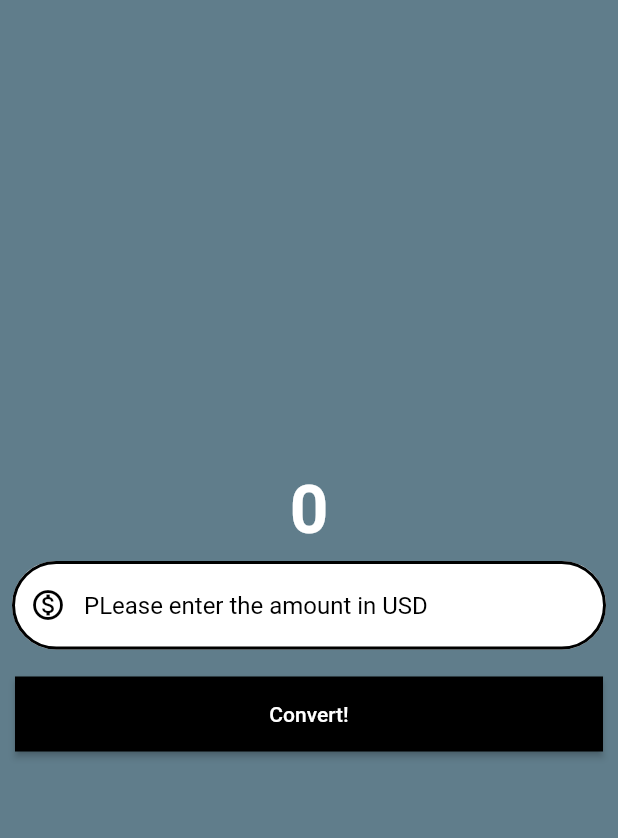
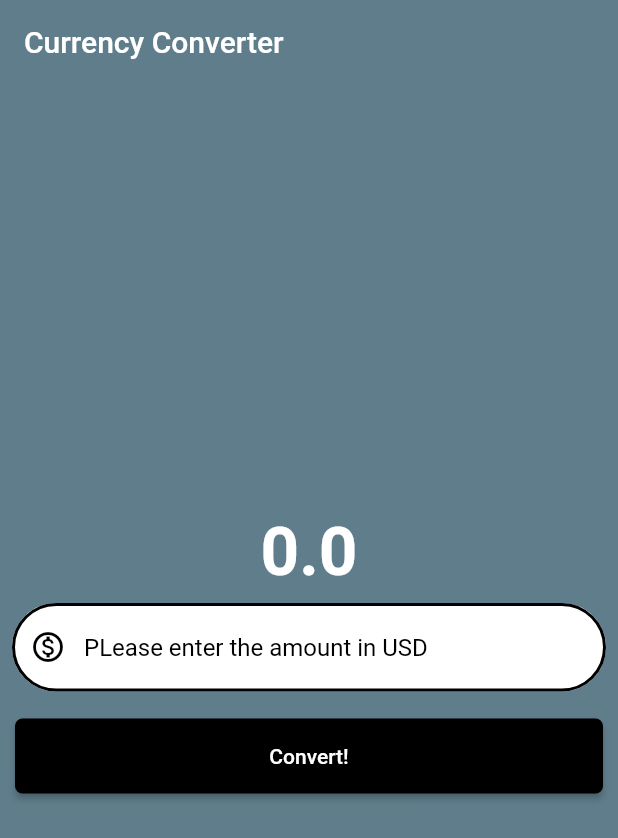
Before and after one commit to KHALEDKHLYAN/Flutter_zero_to_Hero, a Flutter app: the screen it shows after launch, on a phone screen of 412 x 824 dp. Shown: the top 838 px of the screen. Run offline on Flutter 3.47's test engine with Material 2 defaults, Android fonts, the phone set to English and light mode, and no system bars.

Commit message:
currency converter

```diff
--- a/lib/home.dart
+++ b/lib/home.dart
@@ -5,6 +5,8 @@ class Home extends StatelessWidget {
 
   @override
   Widget build(BuildContext context) {
+    final TextEditingController textEditingController = TextEditingController();
+    double result = 0;
     final border = OutlineInputBorder(
       //Color(0xAARRGGBB)
       borderSide: const BorderSide(
@@ -16,13 +18,20 @@ class Home extends StatelessWidget {
 
     return Scaffold(
       backgroundColor: Colors.blueGrey,
+      appBar: AppBar(
+        backgroundColor: Colors.blueGrey,
+        elevation: 0,
+        title: const Text('Currency Converter'),
+        // centerTitle: true,
+        // actions: [],
+      ),
       body: Center(
         child: Column(
           mainAxisAlignment: MainAxisAlignment.center,
           children: [
-            const Text(
-              '0',
-              style: TextStyle(
+             Text(
+              result.toString(),
+              style: const TextStyle(
                 fontSize: 45,
                 fontWeight: FontWeight.bold,
                 color: Color.fromARGB(255, 255, 255, 255),
@@ -31,6 +40,7 @@ class Home extends StatelessWidget {
             Padding(
               padding: const EdgeInsets.all(8.0),
               child: TextField(
+                controller: textEditingController,
                 // obscureText: false,
                 style: const TextStyle(
                   color: Colors.black,
@@ -56,15 +66,15 @@ class Home extends StatelessWidget {
             Padding(
               padding: const EdgeInsets.all(10.0),
               child: ElevatedButton(
-                onPressed: () {},
-                style: const ButtonStyle(
-                  backgroundColor: MaterialStatePropertyAll(Colors.black),
-                  foregroundColor: MaterialStatePropertyAll(Colors.white),
-                  minimumSize: MaterialStatePropertyAll(
-                    Size(double.infinity, 50),
-                  ),
-                  shape: MaterialStatePropertyAll(
-                    BeveledRectangleBorder(),
+                onPressed: () {
+                  result = double.parse(textEditingController.text) * 81;
+                },
+                style: TextButton.styleFrom(
+                  backgroundColor: Colors.black,
+                  foregroundColor: Colors.white,
+                  minimumSize: const Size(double.infinity, 50),
+                  shape: RoundedRectangleBorder(
+                    borderRadius: BorderRadius.circular(5),
                   ),
                 ),
                 child: const Text('Convert!'),
```
